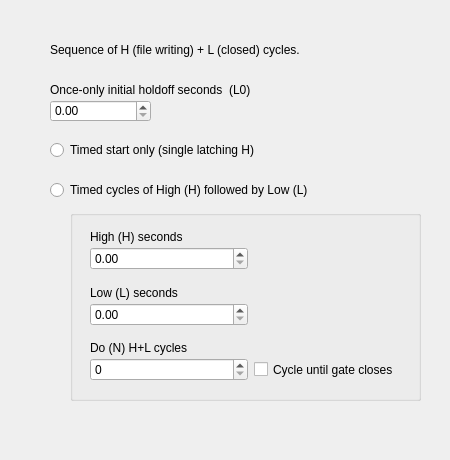
Old version of the form Forms/TrigTimedPanel.ui in the repository billkarsh/SpikeGLX.
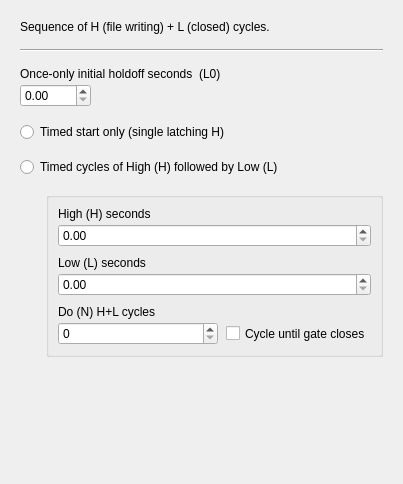
New version of the form.

```diff
--- a/Forms/TrigTimedPanel.ui
+++ b/Forms/TrigTimedPanel.ui
@@ -6,84 +6,145 @@
    <rect>
     <x>0</x>
     <y>0</y>
-    <width>450</width>
-    <height>460</height>
+    <width>403</width>
+    <height>484</height>
    </rect>
   </property>
   <property name="windowTitle">
    <string>Form</string>
   </property>
-  <widget class="QLabel" name="label">
-   <property name="geometry">
-    <rect>
-     <x>50</x>
-     <y>40</y>
-     <width>371</width>
-     <height>20</height>
-    </rect>
+  <layout class="QGridLayout" name="gridLayout">
+   <property name="leftMargin">
+    <number>20</number>
    </property>
+   <property name="topMargin">
+    <number>20</number>
+   </property>
+   <property name="rightMargin">
+    <number>20</number>
+   </property>
+   <property name="verticalSpacing">
+    <number>15</number>
+   </property>
+   <item row="4" column="0" colspan="2">
+    <widget class="QRadioButton" name="cyclesRadio">
    <property name="text">
-    <string>Sequence of H (file writing) + L (closed) cycles.</string>
-   </property>
-  </widget>
+      <string>Timed cycles of High (H) followed by Low (L)</string>
+     </property>
+    </widget>
+   </item>
+   <item row="2" column="0" colspan="2">
+    <layout class="QGridLayout" name="gridLayout_2">
+     <property name="verticalSpacing">
+      <number>3</number>
+     </property>
+     <item row="1" column="0">
+      <widget class="QDoubleSpinBox" name="L0SB">
+       <property name="sizePolicy">
+        <sizepolicy hsizetype="Preferred" vsizetype="Fixed">
+         <horstretch>0</horstretch>
+         <verstretch>0</verstretch>
+        </sizepolicy>
+       </property>
+       <property name="maximum">
+        <double>7200.000000000000000</double>
+       </property>
+       <property name="value">
+        <double>0.000000000000000</double>
+       </property>
+      </widget>
+     </item>
+     <item row="1" column="1">
+      <spacer name="horizontalSpacer">
+       <property name="orientation">
+        <enum>Qt::Horizontal</enum>
+       </property>
+       <property name="sizeHint" stdset="0">
+        <size>
+         <width>40</width>
+         <height>20</height>
+        </size>
+       </property>
+      </spacer>
+     </item>
+     <item row="0" column="0" colspan="2">
   <widget class="QLabel" name="L0Label">
-   <property name="geometry">
-    <rect>
-     <x>50</x>
-     <y>80</y>
-     <width>371</width>
-     <height>20</height>
-    </rect>
+       <property name="sizePolicy">
+        <sizepolicy hsizetype="Expanding" vsizetype="Preferred">
+         <horstretch>0</horstretch>
+         <verstretch>0</verstretch>
+        </sizepolicy>
    </property>
    <property name="text">
     <string>Once-only initial holdoff seconds  (L0)</string>
    </property>
   </widget>
-  <widget class="QDoubleSpinBox" name="L0SB">
-   <property name="geometry">
-    <rect>
-     <x>50</x>
-     <y>100</y>
-     <width>101</width>
-     <height>22</height>
-    </rect>
-   </property>
-   <property name="maximum">
-    <double>7200.000000000000000</double>
-   </property>
-  </widget>
+     </item>
+    </layout>
+   </item>
+   <item row="5" column="1">
   <widget class="QGroupBox" name="cyclesGB">
-   <property name="geometry">
-    <rect>
-     <x>70</x>
-     <y>210</y>
-     <width>351</width>
-     <height>191</height>
-    </rect>
-   </property>
    <property name="title">
     <string/>
    </property>
-   <widget class="QWidget" name="gridLayoutWidget">
-    <property name="geometry">
-     <rect>
-      <x>20</x>
-      <y>20</y>
-      <width>321</width>
-      <height>151</height>
-     </rect>
-    </property>
-    <layout class="QGridLayout" name="gridLayout">
-     <property name="horizontalSpacing">
-      <number>6</number>
-     </property>
+     <layout class="QGridLayout" name="gridLayout_3">
      <property name="verticalSpacing">
+       <number>9</number>
+      </property>
+      <item row="1" column="0">
+       <layout class="QVBoxLayout" name="verticalLayout_2">
+        <property name="spacing">
       <number>3</number>
      </property>
+        <item>
+         <widget class="QLabel" name="LLabel">
+          <property name="sizePolicy">
+           <sizepolicy hsizetype="Expanding" vsizetype="Preferred">
+            <horstretch>0</horstretch>
+            <verstretch>0</verstretch>
+           </sizepolicy>
+          </property>
+          <property name="minimumSize">
+           <size>
+            <width>0</width>
+            <height>13</height>
+           </size>
+          </property>
+          <property name="text">
+           <string>Low (L) seconds</string>
+          </property>
+         </widget>
+        </item>
+        <item>
+         <widget class="QDoubleSpinBox" name="LSB">
+          <property name="sizePolicy">
+           <sizepolicy hsizetype="Expanding" vsizetype="Fixed">
+            <horstretch>0</horstretch>
+            <verstretch>0</verstretch>
+           </sizepolicy>
+          </property>
+          <property name="minimumSize">
+           <size>
+            <width>0</width>
+            <height>22</height>
+           </size>
+          </property>
+          <property name="maximum">
+           <double>7200.000000000000000</double>
+          </property>
+         </widget>
+        </item>
+       </layout>
+      </item>
      <item row="0" column="0">
+       <layout class="QVBoxLayout" name="verticalLayout">
+        <property name="spacing">
+         <number>3</number>
+        </property>
+        <item>
       <widget class="QLabel" name="HLabel">
        <property name="sizePolicy">
-        <sizepolicy hsizetype="Expanding" vsizetype="Minimum">
+           <sizepolicy hsizetype="Expanding" vsizetype="Preferred">
          <horstretch>0</horstretch>
          <verstretch>0</verstretch>
         </sizepolicy>
@@ -99,7 +160,36 @@
        </property>
       </widget>
      </item>
-     <item row="7" column="0">
+        <item>
+         <widget class="QDoubleSpinBox" name="HSB">
+          <property name="sizePolicy">
+           <sizepolicy hsizetype="Expanding" vsizetype="Fixed">
+            <horstretch>0</horstretch>
+            <verstretch>0</verstretch>
+           </sizepolicy>
+          </property>
+          <property name="minimumSize">
+           <size>
+            <width>0</width>
+            <height>22</height>
+           </size>
+          </property>
+          <property name="maximum">
+           <double>7200.000000000000000</double>
+          </property>
+         </widget>
+        </item>
+       </layout>
+      </item>
+      <item row="2" column="0">
+       <layout class="QGridLayout" name="gridLayout_4">
+        <property name="horizontalSpacing">
+         <number>8</number>
+        </property>
+        <property name="verticalSpacing">
+         <number>3</number>
+        </property>
+        <item row="1" column="0">
       <widget class="QSpinBox" name="NSB">
        <property name="sizePolicy">
         <sizepolicy hsizetype="Expanding" vsizetype="Fixed">
@@ -118,10 +208,29 @@
        </property>
       </widget>
      </item>
-     <item row="7" column="1">
+        <item row="0" column="0">
+         <widget class="QLabel" name="NLabel">
+          <property name="sizePolicy">
+           <sizepolicy hsizetype="Expanding" vsizetype="Preferred">
+            <horstretch>0</horstretch>
+            <verstretch>0</verstretch>
+           </sizepolicy>
+          </property>
+          <property name="minimumSize">
+           <size>
+            <width>0</width>
+            <height>13</height>
+           </size>
+          </property>
+          <property name="text">
+           <string>Do (N) H+L cycles</string>
+          </property>
+         </widget>
+        </item>
+        <item row="1" column="1">
       <widget class="QCheckBox" name="NInfChk">
        <property name="sizePolicy">
-        <sizepolicy hsizetype="MinimumExpanding" vsizetype="Minimum">
+           <sizepolicy hsizetype="Preferred" vsizetype="Preferred">
          <horstretch>0</horstretch>
          <verstretch>0</verstretch>
         </sizepolicy>
@@ -137,143 +246,77 @@
        </property>
       </widget>
      </item>
-     <item row="2" column="0">
-      <spacer name="verticalSpacer">
-       <property name="orientation">
-        <enum>Qt::Vertical</enum>
-       </property>
-       <property name="sizeType">
-        <enum>QSizePolicy::Preferred</enum>
-       </property>
-       <property name="sizeHint" stdset="0">
-        <size>
-         <width>20</width>
-         <height>12</height>
-        </size>
-       </property>
-      </spacer>
-     </item>
-     <item row="1" column="0">
-      <widget class="QDoubleSpinBox" name="HSB">
-       <property name="sizePolicy">
-        <sizepolicy hsizetype="Expanding" vsizetype="Fixed">
-         <horstretch>0</horstretch>
-         <verstretch>0</verstretch>
-        </sizepolicy>
-       </property>
-       <property name="minimumSize">
-        <size>
-         <width>0</width>
-         <height>22</height>
-        </size>
-       </property>
-       <property name="maximum">
-        <double>7200.000000000000000</double>
-       </property>
-      </widget>
-     </item>
-     <item row="6" column="0">
-      <widget class="QLabel" name="NLabel">
-       <property name="sizePolicy">
-        <sizepolicy hsizetype="Expanding" vsizetype="Minimum">
-         <horstretch>0</horstretch>
-         <verstretch>0</verstretch>
-        </sizepolicy>
-       </property>
-       <property name="minimumSize">
-        <size>
-         <width>0</width>
-         <height>13</height>
-        </size>
-       </property>
-       <property name="text">
-        <string>Do (N) H+L cycles</string>
-       </property>
-      </widget>
-     </item>
-     <item row="3" column="0">
-      <widget class="QLabel" name="LLabel">
-       <property name="sizePolicy">
-        <sizepolicy hsizetype="Expanding" vsizetype="Minimum">
-         <horstretch>0</horstretch>
-         <verstretch>0</verstretch>
-        </sizepolicy>
-       </property>
-       <property name="minimumSize">
-        <size>
-         <width>0</width>
-         <height>13</height>
-        </size>
-       </property>
-       <property name="text">
-        <string>Low (L) seconds</string>
-       </property>
-      </widget>
-     </item>
-     <item row="4" column="0">
-      <widget class="QDoubleSpinBox" name="LSB">
-       <property name="sizePolicy">
-        <sizepolicy hsizetype="Expanding" vsizetype="Fixed">
-         <horstretch>0</horstretch>
-         <verstretch>0</verstretch>
-        </sizepolicy>
-       </property>
-       <property name="minimumSize">
-        <size>
-         <width>0</width>
-         <height>22</height>
-        </size>
-       </property>
-       <property name="maximum">
-        <double>7200.000000000000000</double>
-       </property>
-      </widget>
-     </item>
-     <item row="5" column="0">
-      <spacer name="verticalSpacer_2">
-       <property name="orientation">
-        <enum>Qt::Vertical</enum>
-       </property>
-       <property name="sizeType">
-        <enum>QSizePolicy::Preferred</enum>
-       </property>
-       <property name="sizeHint" stdset="0">
-        <size>
-         <width>20</width>
-         <height>12</height>
-        </size>
-       </property>
-      </spacer>
-     </item>
-    </layout>
-   </widget>
-  </widget>
+       </layout>
+      </item>
+     </layout>
+    </widget>
+   </item>
+   <item row="3" column="0" colspan="2">
   <widget class="QRadioButton" name="HInfRadio">
-   <property name="geometry">
-    <rect>
-     <x>50</x>
-     <y>140</y>
-     <width>371</width>
-     <height>20</height>
-    </rect>
-   </property>
    <property name="text">
     <string>Timed start only (single latching H)</string>
    </property>
   </widget>
-  <widget class="QRadioButton" name="cyclesRadio">
-   <property name="geometry">
-    <rect>
-     <x>50</x>
-     <y>180</y>
-     <width>371</width>
-     <height>20</height>
-    </rect>
+   </item>
+   <item row="0" column="0" colspan="2">
+    <widget class="QLabel" name="label">
+     <property name="sizePolicy">
+      <sizepolicy hsizetype="Expanding" vsizetype="Preferred">
+       <horstretch>0</horstretch>
+       <verstretch>0</verstretch>
+      </sizepolicy>
    </property>
    <property name="text">
-    <string>Timed cycles of High (H) followed by Low (L)</string>
-   </property>
-  </widget>
+      <string>Sequence of H (file writing) + L (closed) cycles.</string>
+     </property>
+    </widget>
+   </item>
+   <item row="6" column="1">
+    <spacer name="verticalSpacer">
+     <property name="orientation">
+      <enum>Qt::Vertical</enum>
+     </property>
+     <property name="sizeHint" stdset="0">
+      <size>
+       <width>20</width>
+       <height>40</height>
+      </size>
+     </property>
+    </spacer>
+   </item>
+   <item row="5" column="0">
+    <spacer name="horizontalSpacer_2">
+     <property name="orientation">
+      <enum>Qt::Horizontal</enum>
+     </property>
+     <property name="sizeType">
+      <enum>QSizePolicy::Minimum</enum>
+     </property>
+     <property name="sizeHint" stdset="0">
+      <size>
+       <width>20</width>
+       <height>20</height>
+      </size>
+     </property>
+    </spacer>
+   </item>
+   <item row="1" column="0" colspan="2">
+    <widget class="Line" name="line">
+     <property name="sizePolicy">
+      <sizepolicy hsizetype="Expanding" vsizetype="Fixed">
+       <horstretch>0</horstretch>
+       <verstretch>0</verstretch>
+      </sizepolicy>
+     </property>
+     <property name="lineWidth">
+      <number>1</number>
+     </property>
+     <property name="orientation">
+      <enum>Qt::Horizontal</enum>
+     </property>
+    </widget>
+   </item>
+  </layout>
  </widget>
  <tabstops>
   <tabstop>L0SB</tabstop>
```
Lines whose indentation alone changed are shown as unchanged.
